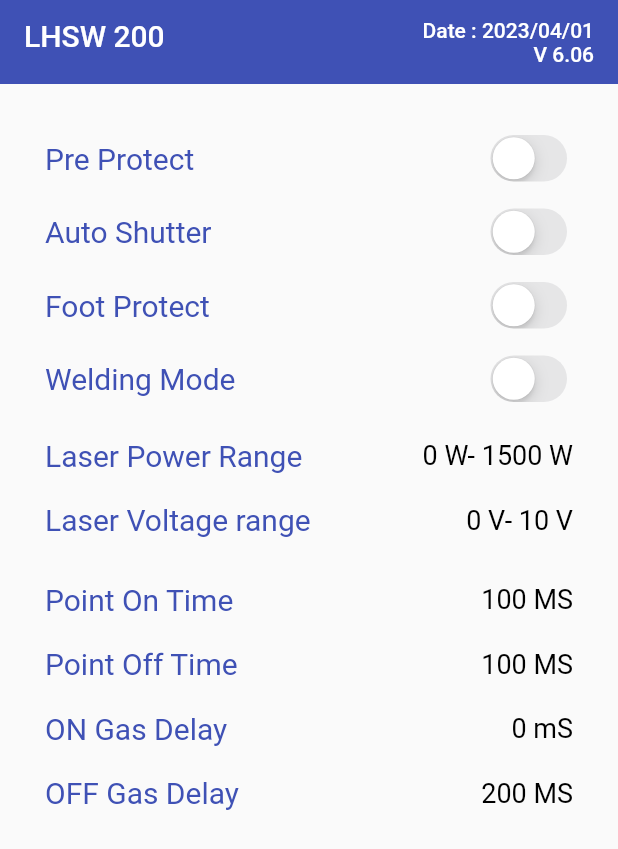
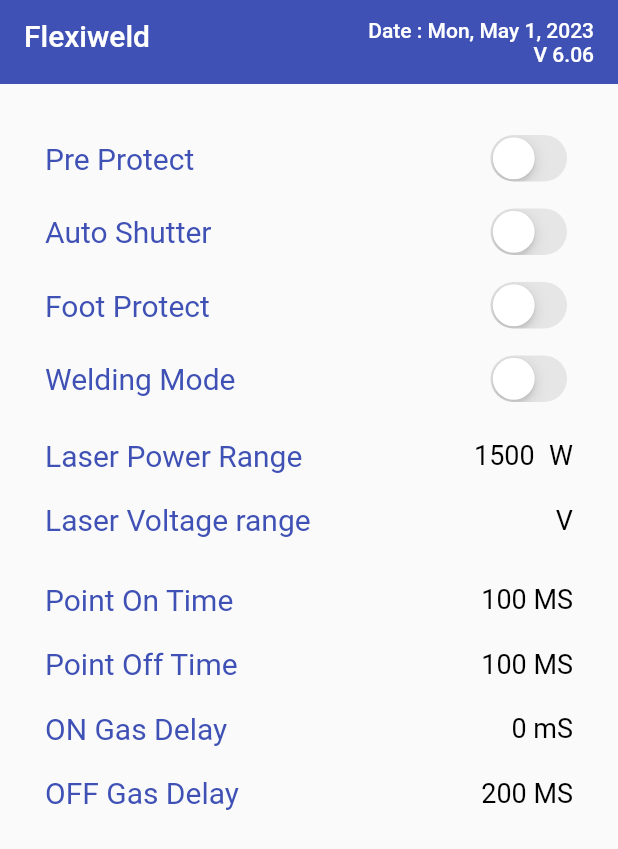
Before and after one commit to Parampalsingh/welding_system, a Flutter app: the LaserParameterPage screen opened directly, on a phone screen of 412 x 824 dp. Shown: the top 849 px of the screen. Run offline on Flutter 3.47's test engine with Material 2 defaults, Android fonts, the phone set to English and light mode, and no system bars; our stand-ins replace package_info_plus; missing offline and left inert: dart:ffi.

Commit message:
1. laser screen chnages

```diff
--- a/lib/Providers/screenIndexProvider.dart
+++ b/lib/Providers/screenIndexProvider.dart
@@ -10,4 +10,5 @@ class screenIndexProvider extends ChangeNotifier {
     screenIndex = newIndex;
     notifyListeners(); // This will notify every listeners that the screen index has been changed
   }
+
 }
--- a/lib/Screen/galvanometer_page.dart
+++ b/lib/Screen/galvanometer_page.dart
@@ -47,7 +47,7 @@ class _GalvanometerParameterState extends State<GalvanometerParameter> {
                 crossAxisAlignment: CrossAxisAlignment.start,
                 children: [
                   Text(swing_width,style: TextStyle(color: ColorSelect.TheamColor,fontSize: 20)),
-                  Text("3.",style: TextStyle(color: ColorSelect.black,fontSize: 18)),
+                  Text("3.0",style: TextStyle(color: ColorSelect.black,fontSize: 18)),
                 ],
               ),
               SizedBox(height: 20),
--- a/lib/Screen/laserParamter_page.dart
+++ b/lib/Screen/laserParamter_page.dart
@@ -6,9 +6,7 @@ import 'package:welding_system/Widgets/AppBars.dart';
 import 'package:welding_system/Widgets/Colors.dart';
 import 'package:welding_system/util/constants.dart';
 
-
 class LaserParameterPage extends StatefulWidget {
-
   @override
   State<LaserParameterPage> createState() => _LaserParameterPageState();
 }
@@ -18,7 +16,43 @@ class _LaserParameterPageState extends State<LaserParameterPage> {
   bool autoShutter = false;
   bool foodProtect = false;
   bool weldingMode = false;
+  bool showAlert = false;
 
+
+
+  TextEditingController _LaserPowercontroller = TextEditingController();
+
+
+  @override
+  void initState() {
+    super.initState();
+    _LaserPowercontroller = new TextEditingController(text: '1500');
+  }
+
+  showAlertDialog(BuildContext context) {
+    // set up the button
+    Widget okButton = TextButton(
+      child: Text("OK"),
+      onPressed: () {},
+    );
+
+    // set up the AlertDialog
+    AlertDialog alert = AlertDialog(
+      title: Text("My title"),
+      content: Text("This is my message."),
+      actions: [
+        okButton,
+      ],
+    );
+
+    // show the dialog
+    showDialog(
+      context: context,
+      builder: (BuildContext context) {
+        return alert;
+      },
+    );
+  }
 
   @override
   Widget build(BuildContext context) {
@@ -33,12 +67,19 @@ class _LaserParameterPageState extends State<LaserParameterPage> {
                 mainAxisAlignment: MainAxisAlignment.spaceBetween,
                 crossAxisAlignment: CrossAxisAlignment.center,
                 children: [
-                  Text(pe_protect,style: TextStyle(color: ColorSelect.TheamColor,fontSize: 20)),
+                  Text(pe_protect,
+                      style: TextStyle(
+                          color: ColorSelect.TheamColor, fontSize: 20)),
                   CupertinoSwitch(
                     value: preProtect,
                     onChanged: (value) {
                       setState(() {
-                        preProtect = value;
+                        if (showAlert == true) {
+                          preProtect = value;
+                        } else {
+                          _showTextInputDialog(context);
+                          showAlert = true;
+                        }
                       });
                     },
                   ),
@@ -49,7 +90,9 @@ class _LaserParameterPageState extends State<LaserParameterPage> {
                 mainAxisAlignment: MainAxisAlignment.spaceBetween,
                 crossAxisAlignment: CrossAxisAlignment.center,
                 children: [
-                  Text(auto_shutter,style: TextStyle(color: ColorSelect.TheamColor,fontSize: 20)),
+                  Text(auto_shutter,
+                      style: TextStyle(
+                          color: ColorSelect.TheamColor, fontSize: 20)),
                   CupertinoSwitch(
                     value: autoShutter,
                     onChanged: (value) {
@@ -65,12 +108,19 @@ class _LaserParameterPageState extends State<LaserParameterPage> {
                 mainAxisAlignment: MainAxisAlignment.spaceBetween,
                 crossAxisAlignment: CrossAxisAlignment.center,
                 children: [
-                  Text(foot_protect,style: TextStyle(color: ColorSelect.TheamColor,fontSize: 20)),
+                  Text(foot_protect,
+                      style: TextStyle(
+                          color: ColorSelect.TheamColor, fontSize: 20)),
                   CupertinoSwitch(
                     value: foodProtect,
                     onChanged: (value) {
                       setState(() {
-                        foodProtect = value;
+                        if (showAlert == true) {
+                          foodProtect = value;
+                        } else {
+                          _showTextInputDialog(context);
+                          showAlert = true;
+                        }
                       });
                     },
                   ),
@@ -81,7 +131,9 @@ class _LaserParameterPageState extends State<LaserParameterPage> {
                 mainAxisAlignment: MainAxisAlignment.spaceBetween,
                 crossAxisAlignment: CrossAxisAlignment.center,
                 children: [
-                  Text(welding_mode,style: TextStyle(color: ColorSelect.TheamColor,fontSize: 20)),
+                  Text(welding_mode,
+                      style: TextStyle(
+                          color: ColorSelect.TheamColor, fontSize: 20)),
                   CupertinoSwitch(
                     value: weldingMode,
                     onChanged: (value) {
@@ -97,8 +149,32 @@ class _LaserParameterPageState extends State<LaserParameterPage> {
                 mainAxisAlignment: MainAxisAlignment.spaceBetween,
                 crossAxisAlignment: CrossAxisAlignment.center,
                 children: [
-                  Text(laser_power,style: TextStyle(color: ColorSelect.TheamColor,fontSize: 20)),
-                  Text("0 W- 1500 W",style: TextStyle(color: ColorSelect.black,fontSize: 18)),
+                  Text(laser_power,
+                      style: TextStyle(
+                          color: ColorSelect.TheamColor, fontSize: 20)),
+                  Row(
+                    mainAxisAlignment: MainAxisAlignment.spaceBetween,
+                    crossAxisAlignment: CrossAxisAlignment.center,
+                    children: [
+                      SizedBox(
+                        width: 50.0,
+                        child: new TextField(
+                          style:TextStyle(color: ColorSelect.black, fontSize: 18),
+                          controller: _LaserPowercontroller,
+                          keyboardType: TextInputType.number,
+                          decoration: InputDecoration.collapsed(
+                            hintText: "",
+
+                            border: InputBorder.none,
+                          ),
+                        ),
+                      ),
+                      Text("W",
+                          style: TextStyle(color: ColorSelect.black, fontSize: 18)),
+                    ],
+                  ),
+
+
                 ],
               ),
               SizedBox(height: 20),
@@ -106,8 +182,11 @@ class _LaserParameterPageState extends State<LaserParameterPage> {
                 mainAxisAlignment: MainAxisAlignment.spaceBetween,
                 crossAxisAlignment: CrossAxisAlignment.center,
                 children: [
-                  Text(laser_vol_range,style: TextStyle(color: ColorSelect.TheamColor,fontSize: 20)),
-                  Text("0 V- 10 V",style: TextStyle(color: ColorSelect.black,fontSize: 18)),
+                  Text(laser_vol_range,
+                      style: TextStyle(
+                          color: ColorSelect.TheamColor, fontSize: 20)),
+                  Text("V",
+                      style: TextStyle(color: ColorSelect.black, fontSize: 18)),
                 ],
               ),
               SizedBox(height: 30),
@@ -115,8 +194,11 @@ class _LaserParameterPageState extends State<LaserParameterPage> {
                 mainAxisAlignment: MainAxisAlignment.spaceBetween,
                 crossAxisAlignment: CrossAxisAlignment.center,
                 children: [
-                  Text(point_ontime,style: TextStyle(color: ColorSelect.TheamColor,fontSize: 20)),
-                  Text("100 MS",style: TextStyle(color: ColorSelect.black,fontSize: 18)),
+                  Text(point_ontime,
+                      style: TextStyle(
+                          color: ColorSelect.TheamColor, fontSize: 20)),
+                  Text("100 MS",
+                      style: TextStyle(color: ColorSelect.black, fontSize: 18)),
                 ],
               ),
               SizedBox(height: 20),
@@ -124,8 +206,11 @@ class _LaserParameterPageState extends State<LaserParameterPage> {
                 mainAxisAlignment: MainAxisAlignment.spaceBetween,
                 crossAxisAlignment: CrossAxisAlignment.center,
                 children: [
-                  Text(point_offtime,style: TextStyle(color: ColorSelect.TheamColor,fontSize: 20)),
-                  Text("100 MS",style: TextStyle(color: ColorSelect.black,fontSize: 18)),
+                  Text(point_offtime,
+                      style: TextStyle(
+                          color: ColorSelect.TheamColor, fontSize: 20)),
+                  Text("100 MS",
+                      style: TextStyle(color: ColorSelect.black, fontSize: 18)),
                 ],
               ),
               SizedBox(height: 20),
@@ -133,8 +218,11 @@ class _LaserParameterPageState extends State<LaserParameterPage> {
                 mainAxisAlignment: MainAxisAlignment.spaceBetween,
                 crossAxisAlignment: CrossAxisAlignment.center,
                 children: [
-                  Text(on_gasDelay,style: TextStyle(color: ColorSelect.TheamColor,fontSize: 20)),
-                  Text("0 mS",style: TextStyle(color: ColorSelect.black,fontSize: 18)),
+                  Text(on_gasDelay,
+                      style: TextStyle(
+                          color: ColorSelect.TheamColor, fontSize: 20)),
+                  Text("0 mS",
+                      style: TextStyle(color: ColorSelect.black, fontSize: 18)),
                 ],
               ),
               SizedBox(height: 20),
@@ -142,16 +230,69 @@ class _LaserParameterPageState extends State<LaserParameterPage> {
                 mainAxisAlignment: MainAxisAlignment.spaceBetween,
                 crossAxisAlignment: CrossAxisAlignment.center,
                 children: [
-                  Text(off_gasDelay,style: TextStyle(color: ColorSelect.TheamColor,fontSize: 20)),
-                  Text("200 MS",style: TextStyle(color: ColorSelect.black,fontSize: 18)),
+                  Text(off_gasDelay,
+                      style: TextStyle(
+                          color: ColorSelect.TheamColor, fontSize: 20)),
+                  Text("200 MS",
+                      style: TextStyle(color: ColorSelect.black, fontSize: 18)),
                 ],
               )
             ],
           ),
-
         ),
       ),
-
     );
   }
+
+  final _textFieldController = TextEditingController();
+
+  // Initially password is obscure
+  bool _obscureText = false;
+
+  late String _password;
+
+  // Toggles the password show status
+  void _toggle() {
+    setState(() {
+      _obscureText = !_obscureText;
+    });
+  }
+
+  Future<String?> _showTextInputDialog(BuildContext context) async {
+    return showDialog(
+        context: context,
+        builder: (context) {
+          return AlertDialog(
+            title: const Text('Control Password'),
+            content: TextFormField(
+              keyboardType: TextInputType.text,
+              controller: _textFieldController,
+              obscureText: _obscureText, //This will obscure text dynamically
+              decoration: InputDecoration(
+                hintText: 'Enter your password',
+                // Here is key idea
+                // suffixIcon: IconButton(
+                //   icon: Icon(
+                //     // Based on passwordVisible state choose the icon
+                //     _obscureText ? Icons.visibility : Icons.visibility_off,
+                //     color: Theme.of(context).primaryColorDark,
+                //   ),
+                //   onPressed: _toggle,
+                // ),
+              ),
+            ),
+            actions: <Widget>[
+              ElevatedButton(
+                child: const Text("Submit"),
+                onPressed: () => Navigator.pop(context),
+              ),
+              ElevatedButton(
+                child: const Text('Cancel'),
+                onPressed: () =>
+                    Navigator.pop(context, _textFieldController.text),
+              ),
+            ],
+          );
+        });
+  }
 }
--- a/lib/Widgets/AppBars.dart
+++ b/lib/Widgets/AppBars.dart
@@ -1,7 +1,10 @@
 import 'package:flutter/material.dart';
+import 'package:intl/intl.dart';
+import 'package:package_info_plus/package_info_plus.dart';
 import 'package:welding_system/Widgets/Colors.dart';
 
 class AppBars extends AppBar {
+
   AppBars():super(
     iconTheme: IconThemeData(
       color: Colors.black, //change your color here
@@ -12,14 +15,14 @@ class AppBars extends AppBar {
       crossAxisAlignment: CrossAxisAlignment.start,
       children: [
         Text(
-          "LHSW 200",
+          "Flexiweld",
           style: TextStyle(color: Colors.white,fontSize: 20),
         ),
         Column(
           crossAxisAlignment: CrossAxisAlignment.end,
           children: [
             Text(
-              "Date : 2023/04/01",
+              "Date : " + DateFormat.yMMMEd().format(DateTime.now()).toString(),
               style: TextStyle(color: Colors.white,fontSize: 14),
             ),
             SizedBox(),
--- a/pubspec.yaml
+++ b/pubspec.yaml
@@ -11,6 +11,8 @@ dependencies:
   web_socket_channel: ^2.4.0
   cupertino_icons: ^1.0.2
   provider: ^6.0.5
+  intl: ^0.18.1
+  package_info_plus: ^3.1.2
 
 dev_dependencies:
   flutter_test:
```
Also changed, not shown: lib/Screen/login_page.dart (+0 -12 lines), pubspec.lock, 20 other files.
